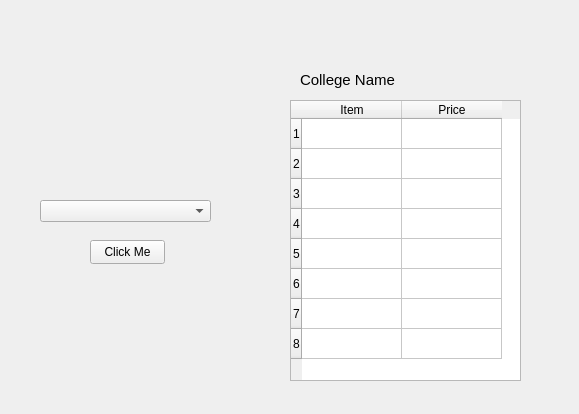
Qt form CollegeTouring/displaysouvenirs.ui (belalzahran/CS_Project2_TheApplicants) before a commit.
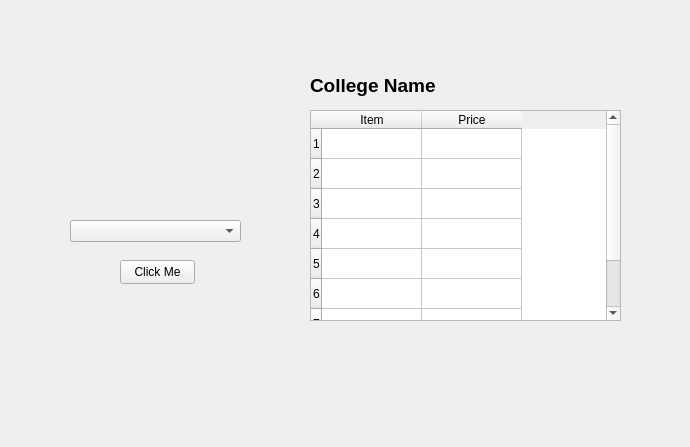
The same form after that commit.

Patch:
```diff
--- a/CollegeTouring/displaysouvenirs.ui
+++ b/CollegeTouring/displaysouvenirs.ui
@@ -6,8 +6,8 @@
    <rect>
     <x>0</x>
     <y>0</y>
-    <width>579</width>
-    <height>414</height>
+    <width>690</width>
+    <height>447</height>
    </rect>
   </property>
   <property name="windowTitle">
@@ -16,8 +16,8 @@
   <widget class="QPushButton" name="pushButton">
    <property name="geometry">
     <rect>
-     <x>90</x>
-     <y>240</y>
+     <x>120</x>
+     <y>260</y>
      <width>75</width>
      <height>24</height>
     </rect>
@@ -29,8 +29,8 @@
   <widget class="QComboBox" name="comboBox">
    <property name="geometry">
     <rect>
-     <x>40</x>
-     <y>200</y>
+     <x>70</x>
+     <y>220</y>
      <width>171</width>
      <height>22</height>
     </rect>
@@ -39,12 +39,15 @@
   <widget class="QTableWidget" name="tableWidget">
    <property name="geometry">
     <rect>
-     <x>290</x>
-     <y>100</y>
-     <width>231</width>
-     <height>281</height>
+     <x>310</x>
+     <y>110</y>
+     <width>311</width>
+     <height>211</height>
     </rect>
    </property>
+   <property name="sizeAdjustPolicy">
+    <enum>QAbstractScrollArea::AdjustToContentsOnFirstShow</enum>
+   </property>
    <property name="showGrid">
     <bool>true</bool>
    </property>
@@ -73,14 +76,17 @@
   <widget class="QLabel" name="label">
    <property name="geometry">
     <rect>
-     <x>300</x>
+     <x>310</x>
      <y>70</y>
-     <width>211</width>
-     <height>20</height>
+     <width>311</width>
+     <height>31</height>
     </rect>
    </property>
    <property name="text">
-    <string>&lt;html&gt;&lt;head/&gt;&lt;body&gt;&lt;p&gt;&lt;span style=&quot; font-size:11pt;&quot;&gt;College Name&lt;/span&gt;&lt;/p&gt;&lt;/body&gt;&lt;/html&gt;</string>
+    <string>&lt;html&gt;&lt;head/&gt;&lt;body&gt;&lt;p&gt;&lt;span style=&quot; font-size:14pt; font-weight:700;&quot;&gt;College Name&lt;/span&gt;&lt;/p&gt;&lt;/body&gt;&lt;/html&gt;</string>
+   </property>
+   <property name="scaledContents">
+    <bool>false</bool>
    </property>
   </widget>
  </widget>
```
